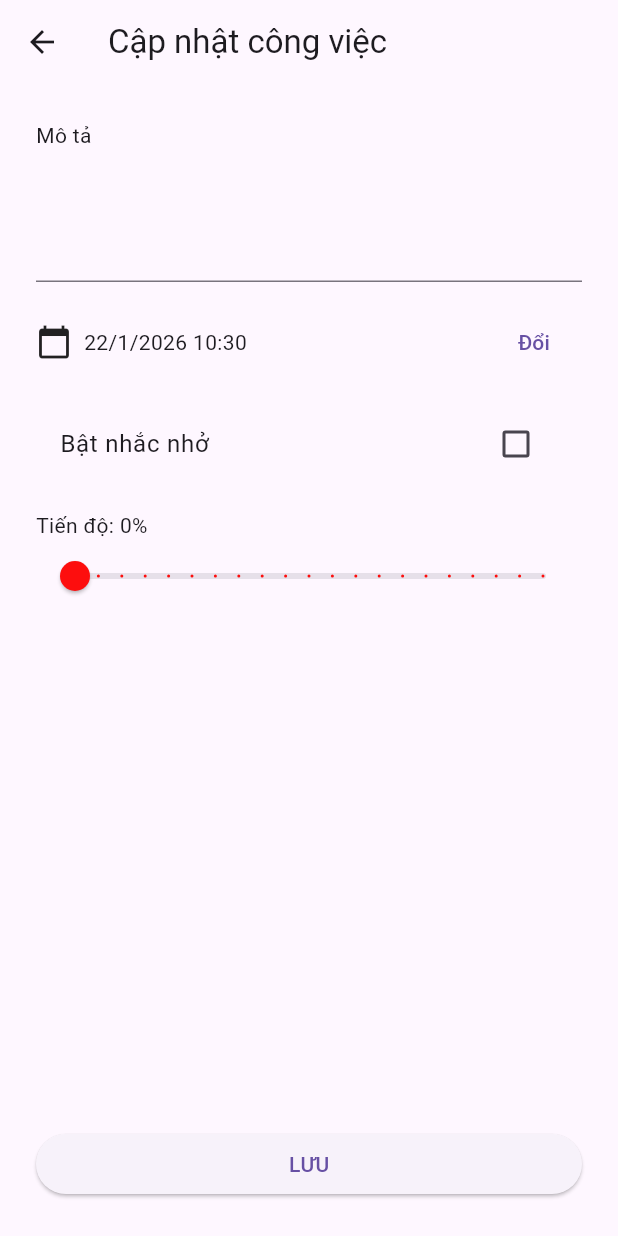
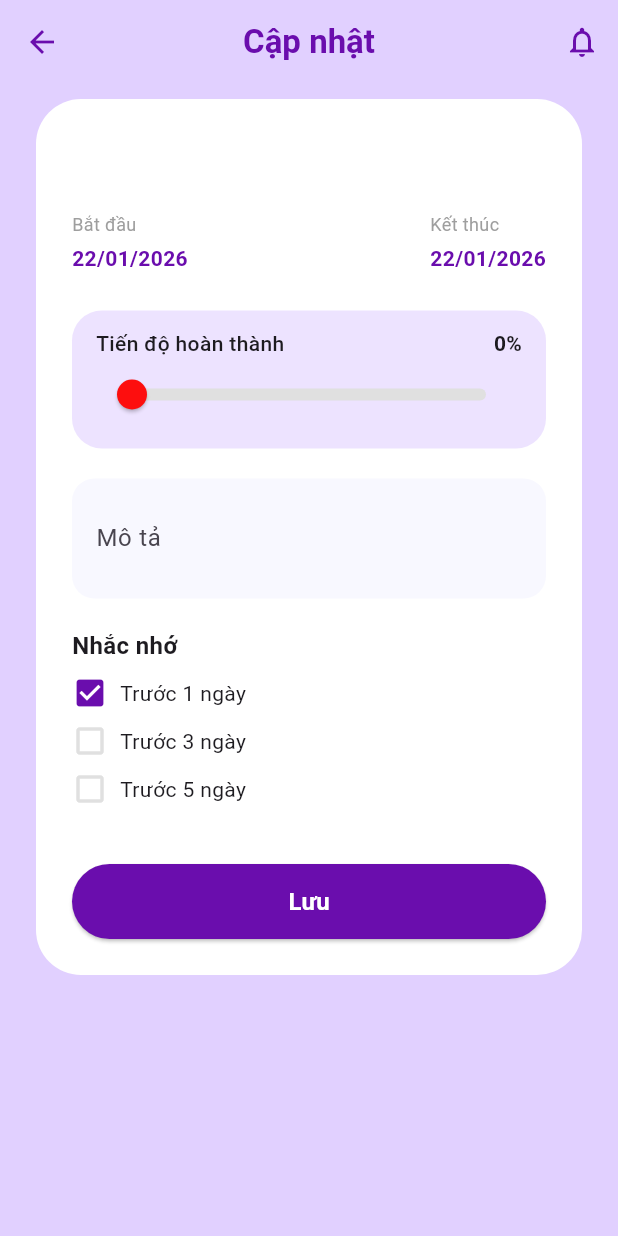
Before and after one commit to lynh146/Deadline_Tracker, a Flutter app: the TaskUpdateScreen screen opened directly with empty values, on a phone screen of 412 x 824 dp. Run offline on Flutter 3.47's test engine with Material 3 defaults, Android fonts, the phone set to English and light mode, and no system bars; our stand-ins replace firebase_auth, firebase_core, flutter_local_notifications, google_sign_in, sqflite, timezone; missing offline and left inert: flutter_facebook_auth; accounts and stored records are empty; statements that could not run were skipped.

Commit message:
feat(task): add detail and update screens with progress logic

```diff
--- a/app/lib/screens/task/task_update_screen.dart
+++ b/app/lib/screens/task/task_update_screen.dart
@@ -1,172 +1,272 @@
 import 'package:flutter/material.dart';
-import 'package:app/core/theme/app_colors.dart';
-
+import 'package:intl/intl.dart';
+import '../../core/theme/app_colors.dart';
 import '../../models/deadline_task.dart';
 import '../../services/task_service.dart';
-import '../../repositories/task_repository.dart';
-import '../../services/notification_service.dart';
 
 class TaskUpdateScreen extends StatefulWidget {
   final Task task;
-  const TaskUpdateScreen({super.key, required this.task});
+  final String docId;
+  final TaskService taskService;
+  final String userId;
+
+  const TaskUpdateScreen({
+    Key? key,
+    required this.task,
+    required this.docId,
+    required this.taskService,
+    required this.userId,
+  }) : super(key: key);
 
   @override
   State<TaskUpdateScreen> createState() => _TaskUpdateScreenState();
 }
 
 class _TaskUpdateScreenState extends State<TaskUpdateScreen> {
+  late double _currentProgress;
   late TextEditingController _descController;
-  late DateTime _dueAt;
-  late int _progress;
-  late List<DateTime> _remindAt;
+  int _reminderOption = 1;
 
   @override
   void initState() {
     super.initState();
+
+    _currentProgress = widget.task.progress.toDouble();
     _descController = TextEditingController(text: widget.task.description);
-    _dueAt = widget.task.dueAt;
-    _progress = widget.task.progress;
-    _remindAt = List.from(widget.task.remindAt);
   }
 
-  // ===== PICK DATE =====
-  Future<void> _pickDateTime() async {
-    final date = await showDatePicker(
-      context: context,
-      initialDate: _dueAt,
-      firstDate: DateTime.now(),
-      lastDate: DateTime(2100),
-    );
-    if (date == null) return;
-
-    final time = await showTimePicker(
-      context: context,
-      initialTime: TimeOfDay.fromDateTime(_dueAt),
-    );
-    if (time == null) return;
-
-    setState(() {
-      _dueAt = DateTime(
-        date.year,
-        date.month,
-        date.day,
-        time.hour,
-        time.minute,
-      );
-    });
+  Color get _sliderColor {
+    if (_currentProgress >= 100) return AppColors.success;
+    if (_currentProgress < 30) return AppColors.progressLow;
+    return AppColors.progressMedium;
   }
 
-  // ===== SAVE =====
-  Future<void> _save() async {
+  @override
+  Widget build(BuildContext context) {
+    return Scaffold(
+      backgroundColor: AppColors.background,
+      appBar: AppBar(
+        title: const Text(
+          "Cập nhật",
+          style: TextStyle(
+            color: AppColors.textPrimary,
+            fontWeight: FontWeight.bold,
+          ),
+        ),
+        centerTitle: true,
+        backgroundColor: Colors.transparent,
+        elevation: 0,
+        leading: const BackButton(color: AppColors.textPrimary),
+        actions: [
+          IconButton(
+            icon: const Icon(
+              Icons.notifications_none,
+              color: AppColors.textPrimary,
+            ),
+            onPressed: () {},
+          ),
+        ],
+      ),
+      body: SingleChildScrollView(
+        padding: const EdgeInsets.symmetric(horizontal: 24, vertical: 10),
+        child: Container(
+          padding: const EdgeInsets.all(24),
+          decoration: BoxDecoration(
+            color: Colors.white,
+            borderRadius: BorderRadius.circular(30),
+          ),
+          child: Column(
+            crossAxisAlignment: CrossAxisAlignment.start,
+            children: [
+              Center(
+                child: Text(
+                  widget.task.title,
+                  style: const TextStyle(
+                    fontSize: 22,
+                    fontWeight: FontWeight.bold,
+                  ),
+                ),
+              ),
+              const SizedBox(height: 20),
+
+              Row(
+                mainAxisAlignment: MainAxisAlignment.spaceBetween,
+                children: [
+                  _dateCol("Bắt đầu", widget.task.startAt),
+                  _dateCol("Kết thúc", widget.task.dueAt),
+                ],
+              ),
+              const SizedBox(height: 25),
+
+              Container(
+                padding: const EdgeInsets.symmetric(
+                  vertical: 12,
+                  horizontal: 16,
+                ),
+                decoration: BoxDecoration(
+                  color: AppColors.detailCard,
+                  borderRadius: BorderRadius.circular(20),
+                ),
+                child: Column(
+                  children: [
+                    Row(
+                      mainAxisAlignment: MainAxisAlignment.spaceBetween,
+                      children: [
+                        const Text(
+                          "Tiến độ hoàn thành",
+                          style: TextStyle(fontWeight: FontWeight.w500),
+                        ),
+                        Text(
+                          "${_currentProgress.toInt()}%",
+                          style: const TextStyle(fontWeight: FontWeight.bold),
+                        ),
+                      ],
+                    ),
+
+                    SliderTheme(
+                      data: SliderTheme.of(context).copyWith(
+                        trackHeight: 8,
+                        thumbShape: const RoundSliderThumbShape(
+                          enabledThumbRadius: 10,
+                        ),
+                      ),
+                      child: Slider(
+                        value: _currentProgress,
+                        min: 0,
+                        max: 100,
+                        activeColor: _sliderColor,
+                        inactiveColor: Colors.grey[300],
+                        onChanged: (val) =>
+                            setState(() => _currentProgress = val),
+                      ),
+                    ),
+                  ],
+                ),
+              ),
+              const SizedBox(height: 20),
+
+              TextField(
+                controller: _descController,
+                maxLines: 2,
+                decoration: InputDecoration(
+                  labelText: "Mô tả",
+                  hintText: "Nhập mô tả...",
+                  filled: true,
+                  fillColor: AppColors.surface,
+                  border: OutlineInputBorder(
+                    borderRadius: BorderRadius.circular(15),
+                    borderSide: BorderSide.none,
+                  ),
+                ),
+              ),
+              const SizedBox(height: 20),
+
+              const Text(
+                "Nhắc nhớ",
+                style: TextStyle(fontWeight: FontWeight.bold, fontSize: 16),
+              ),
+              const SizedBox(height: 8),
+              _buildRadioOption(1, "Trước 1 ngày"),
+              _buildRadioOption(3, "Trước 3 ngày"),
+              _buildRadioOption(5, "Trước 5 ngày"),
+
+              const SizedBox(height: 30),
+
+              SizedBox(
+                width: double.infinity,
+                height: 50,
+                child: ElevatedButton(
+                  onPressed: _onSave,
+                  style: ElevatedButton.styleFrom(
+                    backgroundColor: AppColors.primary,
+                    shape: RoundedRectangleBorder(
+                      borderRadius: BorderRadius.circular(25),
+                    ),
+                  ),
+                  child: const Text(
+                    "Lưu",
+                    style: TextStyle(
+                      fontSize: 16,
+                      color: Colors.white,
+                      fontWeight: FontWeight.bold,
+                    ),
+                  ),
+                ),
+              ),
+            ],
+          ),
+        ),
+      ),
+    );
+  }
+
+
+  Widget _buildRadioOption(int value, String label) {
+    return GestureDetector(
+      onTap: () => setState(() => _reminderOption = value),
+      child: Container(
+        margin: const EdgeInsets.only(bottom: 8),
+        color: Colors.transparent,
+        child: Row(
+          children: [
+
+            Icon(
+              _reminderOption == value
+                  ? Icons.check_box
+                  : Icons.check_box_outline_blank,
+              color: _reminderOption == value
+                  ? AppColors.primary
+                  : Colors.grey[300],
+            ),
+            const SizedBox(width: 8),
+            Text(label, style: const TextStyle(fontSize: 14)),
+          ],
+        ),
+      ),
+    );
+  }
+
+  Widget _dateCol(String label, DateTime d) {
+    return Column(
+      crossAxisAlignment: CrossAxisAlignment.start,
+      children: [
+        Text(label, style: const TextStyle(fontSize: 12, color: Colors.grey)),
+        const SizedBox(height: 4),
+        Text(
+          DateFormat('dd/MM/yyyy').format(d),
+          style: const TextStyle(
+            color: AppColors.primary,
+            fontWeight: FontWeight.bold,
+          ),
+        ),
+      ],
+    );
+  }
+
+  void _onSave() async {
+
     final updatedTask = Task(
       id: widget.task.id,
       title: widget.task.title,
       description: _descController.text,
       startAt: widget.task.startAt,
-      dueAt: _dueAt,
-      remindAt: _remindAt,
+      dueAt: widget.task.dueAt,
+      remindAt: widget.task.remindAt,
       priority: widget.task.priority,
-      progress: _progress,
+      progress: _currentProgress.toInt(),
     );
 
-    await TaskService(
-      TaskRepository(),
-    ).updateTask(docId: updatedTask.id.toString(), task: updatedTask);
 
-    // =========================
-    // DAY 6: TRIGGER COMPLETE NOTIFICATION
-    // =========================
-    if (_progress == 100) {
-      await NotificationService.instance.showComplete(
-        id: updatedTask.id!,
-        taskTitle: updatedTask.title,
+    try {
+      await widget.taskService.updateTask(
+        docId: widget.docId,
+        task: updatedTask,
       );
-    }
-
-    if (mounted) {
-      Navigator.pop(context, updatedTask);
+      if (mounted) Navigator.pop(context);
+    } catch (e) {
+      ScaffoldMessenger.of(
+        context,
+      ).showSnackBar(SnackBar(content: Text("Lỗi: $e")));
     }
   }
-
-  @override
-  Widget build(BuildContext context) {
-    return Scaffold(
-      appBar: AppBar(title: const Text("Cập nhật công việc")),
-      body: Padding(
-        padding: const EdgeInsets.all(24),
-        child: Column(
-          crossAxisAlignment: CrossAxisAlignment.start,
-          children: [
-            // ===== DESCRIPTION =====
-            const Text("Mô tả"),
-            TextField(controller: _descController, maxLines: 3),
-
-            const SizedBox(height: 16),
-
-            // ===== DEADLINE =====
-            Row(
-              children: [
-                const Icon(Icons.calendar_today),
-                const SizedBox(width: 8),
-                Text(
-                  "${_dueAt.day}/${_dueAt.month}/${_dueAt.year} "
-                  "${_dueAt.hour}:${_dueAt.minute.toString().padLeft(2, '0')}",
-                ),
-                const Spacer(),
-                TextButton(onPressed: _pickDateTime, child: const Text("Đổi")),
-              ],
-            ),
-
-            const SizedBox(height: 16),
-
-            // ===== REMINDER =====
-            CheckboxListTile(
-              value: _remindAt.isNotEmpty,
-              title: const Text("Bật nhắc nhở"),
-              onChanged: (v) {
-                setState(() {
-                  if (v == true) {
-                    _remindAt = [_dueAt.subtract(const Duration(minutes: 30))];
-                  } else {
-                    _remindAt.clear();
-                  }
-                });
-              },
-            ),
-
-            const SizedBox(height: 16),
-
-            // ===== PROGRESS =====
-            Text("Tiến độ: $_progress%"),
-            Slider(
-              value: _progress.toDouble(),
-              min: 0,
-              max: 100,
-              divisions: 20,
-              activeColor: _progressColor(_progress),
-              onChanged: (v) {
-                setState(() => _progress = v.round());
-              },
-            ),
-
-            const Spacer(),
-
-            // ===== SAVE =====
-            SizedBox(
-              width: double.infinity,
-              child: ElevatedButton(onPressed: _save, child: const Text("LƯU")),
-            ),
-          ],
-        ),
-      ),
-    );
-  }
 }
-
-// ===== PROGRESS COLOR =====
-Color _progressColor(int progress) {
-  if (progress >= 100) return AppColors.progressHigh;
-  if (progress >= 70) return AppColors.progressHigh;
-  if (progress >= 30) return AppColors.progressMedium;
-  return AppColors.progressLow;
-}
```
Also changed, not shown: app/lib/screens/task/task_detail_screen.dart (+175 -124 lines).
